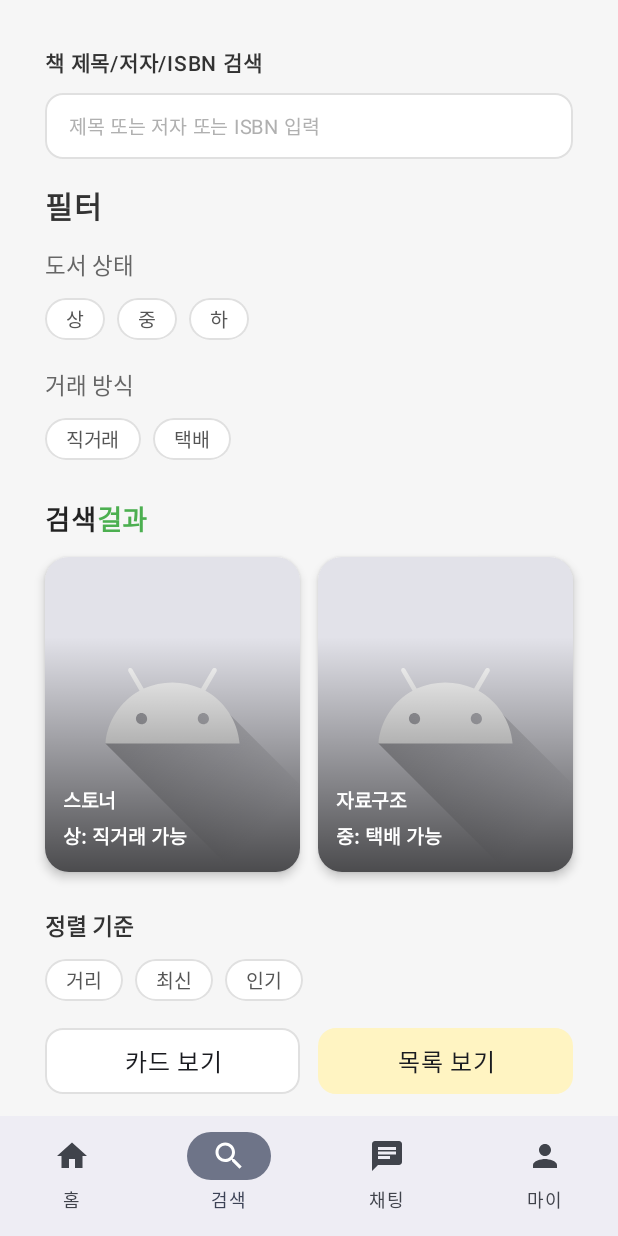
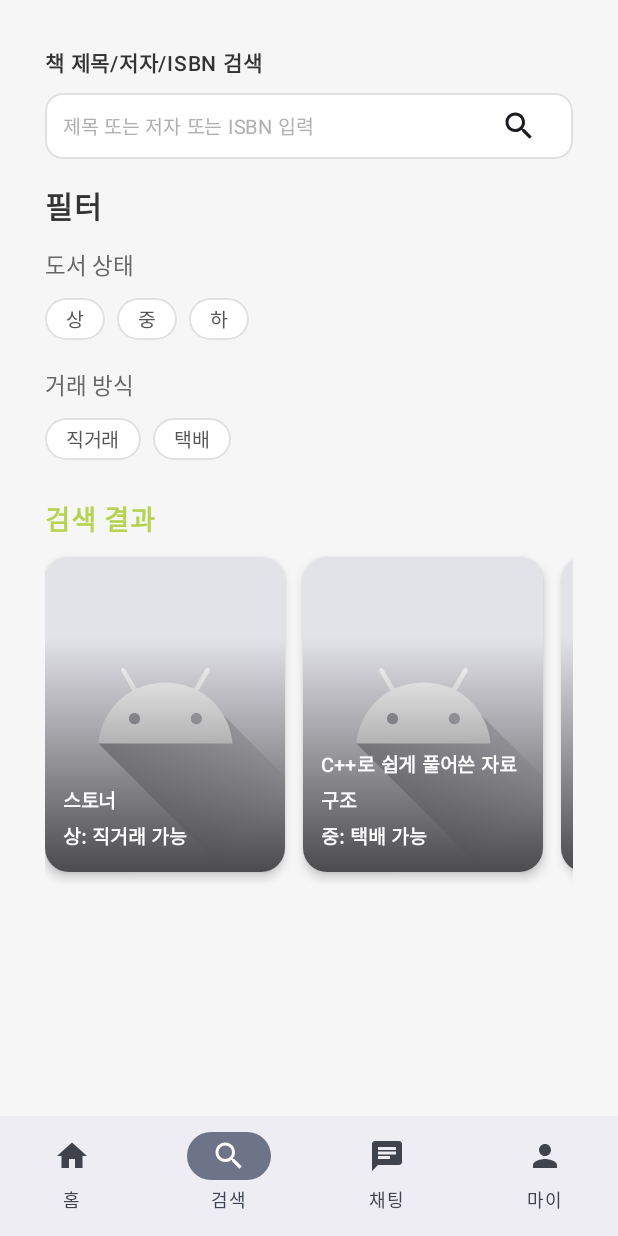
Before and after one commit to boyoung05/object-project, an Android app built with Jetpack Compose: the screen it shows after launch (MainActivity), item 2 of the bottom bar chosen, on a phone screen of 412 x 824 dp. Run offline under Robolectric (Android 15) with nearby library versions, the phone set to English and light mode, and no system bars.

Commit message:
검색 화면 및 검색 로직 구현

```diff
--- a/app/src/main/java/com/example/book/Screens/BookInfo/BookInfo.kt
+++ b/app/src/main/java/com/example/book/Screens/BookInfo/BookInfo.kt
@@ -14,7 +14,9 @@ import androidx.compose.ui.unit.sp
 import androidx.navigation.NavController
 
 @Composable
-fun BookInfoScreen(navController: NavController) {
+fun BookInfoScreen(
+    navController: NavController
+    ) {
     val scrollState = rememberScrollState()
 
     Column(
@@ -24,6 +26,7 @@ fun BookInfoScreen(navController: NavController) {
             .verticalScroll(scrollState)
             .padding(30.dp)
     ) {
+
         // 상단 타이틀
         Text(
             text = "책 정보",
@@ -39,8 +42,8 @@ fun BookInfoScreen(navController: NavController) {
         Spacer(modifier = Modifier.height(24.dp))
 
         // 2. 상태 표시 섹션
-        StatusSection()
-        Spacer(modifier = Modifier.height(24.dp))
+        //StatusSection()
+        //Spacer(modifier = Modifier.height(24.dp))
 
         // 3. 하이라이트 정보
         HighlightSection()
--- a/app/src/main/java/com/example/book/Screens/Search/ResultCardsRow.kt
+++ b/app/src/main/java/com/example/book/Screens/Search/ResultCardsRow.kt
@@ -5,11 +5,15 @@ import androidx.compose.foundation.background
 import androidx.compose.foundation.clickable
 import androidx.compose.foundation.layout.Arrangement
 import androidx.compose.foundation.layout.Box
-import androidx.compose.foundation.layout.Row
+import androidx.compose.foundation.layout.Column
+import androidx.compose.foundation.layout.Spacer
 import androidx.compose.foundation.layout.fillMaxSize
 import androidx.compose.foundation.layout.fillMaxWidth
 import androidx.compose.foundation.layout.height
 import androidx.compose.foundation.layout.padding
+import androidx.compose.foundation.layout.width
+import androidx.compose.foundation.lazy.LazyRow
+import androidx.compose.foundation.lazy.items
 import androidx.compose.foundation.shape.RoundedCornerShape
 import androidx.compose.material3.Card
 import androidx.compose.material3.CardDefaults
@@ -25,34 +29,44 @@ import androidx.compose.ui.res.painterResource
 import androidx.compose.ui.text.font.FontWeight
 import androidx.compose.ui.unit.dp
 import androidx.compose.ui.unit.sp
-import com.example.book.R
+import com.example.book.data.Book
 
 @Composable
 fun ResultCardsRow(
-    onCardClick: () -> Unit
+    books: List<Book>, // 필터링 된 책 리스트
+    onCardClick: (Book) -> Unit // 어떤 책을 클릭했는지 넘겨줌
 ) {
-    Row(
-        modifier = Modifier.fillMaxWidth(),
-        horizontalArrangement = Arrangement.spacedBy(12.dp)
-    ) {
-        val painter1 = painterResource(id = R.drawable.ic_launcher_foreground)
-        val painter2 = painterResource(id = R.drawable.ic_launcher_foreground)
+    Column {
+        Text(
+            text = "검색 결과",
+            fontSize = 18.sp,
+            fontWeight = FontWeight.SemiBold,
+            color = Color(0xFFB5D350)
+        )
+        Spacer(modifier = Modifier.height(12.dp))
 
-        ImageCard(
-            painter = painter1,
-            contentDescription = "예시 책 1",
-            title = "스토너\n상: 직거래 가능",
-            modifier = Modifier.weight(1f),
-            onClick = onCardClick
-        )
+        LazyRow (
+            modifier = Modifier.fillMaxWidth(),
+            horizontalArrangement = Arrangement.spacedBy(12.dp)
 
-        ImageCard(
-            painter = painter2,
-            contentDescription = "예시 책 2",
-            title = "자료구조\n중: 택배 가능",
-            modifier = Modifier.weight(1f),
-            onClick = onCardClick
-        )
+        ) {
+            items(books) { book ->
+                val painter = painterResource(id = book.thumbnailResId)
+
+                ImageCard(
+                    painter = painter,
+                    contentDescription = book.title,
+                    title = "${book.title}\n${book.condition}: ${book.method} 가능",
+                    modifier = Modifier
+                        .width(160.dp)
+                        .height(210.dp),
+                    onClick = { onCardClick(book) }
+                )
+
+            }
+
+        }
+
     }
 }
 
@@ -66,7 +80,6 @@ private fun ImageCard(
 ) {
     Card(
         modifier = modifier
-            .height(210.dp)
             .clickable {onClick()}, // 클릭 시 콜백 실행
         shape = RoundedCornerShape(16.dp),
         elevation = CardDefaults.cardElevation(defaultElevation = 4.dp)
--- a/app/src/main/java/com/example/book/Screens/Search/ResultTitle.kt
+++ /dev/null
@@ -1,29 +0,0 @@
-package com.example.book.Screens.Search
-
-import androidx.compose.material3.Text
-import androidx.compose.runtime.Composable
-import androidx.compose.ui.graphics.Color
-import androidx.compose.ui.text.SpanStyle
-import androidx.compose.ui.text.buildAnnotatedString
-import androidx.compose.ui.text.font.FontWeight
-import androidx.compose.ui.unit.sp
-
-@Composable
-fun ResultTitle() {
-    Text(
-        text = buildAnnotatedString {
-            append("검색")
-            pushStyle(
-                SpanStyle(
-                    color = Color(0xFF4CAF50),
-                    fontWeight = FontWeight.Bold
-                )
-            )
-            append("걸과")
-            pop()
-        },
-        fontSize = 18.sp,
-        fontWeight = FontWeight.SemiBold,
-        color = Color(0xFF222222)
-    )
-}
--- a/app/src/main/java/com/example/book/Screens/Search/Search.kt
+++ b/app/src/main/java/com/example/book/Screens/Search/Search.kt
@@ -4,16 +4,44 @@ import androidx.compose.foundation.background
 import androidx.compose.foundation.layout.*
 import androidx.compose.foundation.rememberScrollState
 import androidx.compose.foundation.verticalScroll
-import androidx.compose.runtime.Composable
+import androidx.compose.runtime.*
 import androidx.compose.ui.Modifier
 import androidx.compose.ui.graphics.Color
 import androidx.compose.ui.unit.dp
-import androidx.navigation.NavHostController
+import androidx.navigation.NavController
+import com.example.book.Screens.BookInfo.BookInfoScreen
+import com.example.book.data.Book
+import com.example.book.data.dummyBooks
 
 @Composable
-fun SearchScreen(
-    navController: NavHostController
-) {
+fun SearchScreen(navController: NavController) {
+    var showBookInfo by remember { mutableStateOf(false) }
+    var query by remember { mutableStateOf("") }
+
+    // 필터 상태 모음
+    var selectedCondition by remember {mutableStateOf("")} // 상, 중, 하
+    var selectedMethod by remember { mutableStateOf("") } // 직거래, 택배
+
+    // 선택된 책
+    var selectedBook by remember { mutableStateOf<Book?>(null) }
+
+    // 전체 책 목록
+    val allBooks = remember { dummyBooks }
+
+    // 필터 + 정렬 적용한 결과 리스트
+    val filteredBooks = allBooks
+        .filter { book ->
+            query.isBlank() ||
+                    book.title.contains(query, ignoreCase = true) ||
+                    book.author.contains(query, ignoreCase = true)
+        }
+        .filter { book ->
+            selectedCondition.isBlank() || book.condition == selectedCondition
+        }
+        .filter { book ->
+            selectedMethod.isBlank() || book.method == selectedMethod
+        }
+
         // 스크롤 가능하게
         val scrollState = rememberScrollState()
 
@@ -22,26 +50,35 @@ fun SearchScreen(
                 .fillMaxSize()
                 .background(Color(0xFFF6F6F6))
                 .verticalScroll(scrollState)
-            .padding(30.dp)
+                .padding(30.dp) // 화면 전체 패딩
         ) {
-        SearchTopBar()
+            // 1. 검색 바 영역
+            SearchTopBar(
+                query = query,
+                onQueryChange = { query = it },
+                onSearch = { keyword ->
+                    // 검색 로직
+                    println("검색 실행: $keyword")
+                }
+            )
+            // 중간 여백
             Spacer(modifier = Modifier.height(16.dp))
-
+            // 2. 필터 영역
             FilterSection()
             Spacer(modifier = Modifier.height(24.dp))
 
-        ResultTitle()
-        Spacer(modifier = Modifier.height(12.dp))
-
+            // 3. 카드형 검색 결과 두 개 정도
             ResultCardsRow(
-            onCardClick = {
-                // ✅ 카드 클릭 시 책 상세 페이지로 이동
-                navController.navigate("bookinfo")
+                books = filteredBooks,
+                onCardClick = { book ->
+                    selectedBook = book // 어떤 책인지 기억
+                    showBookInfo = true // 상세 화면으로 전환
                 }
             )
-
             Spacer(modifier = Modifier.height(24.dp))
 
-        SortSection()
+            // 5. 정렬 기준 + 카드보기/목록보기 버튼 자리
+            // SortSection()
+
         }
     }
--- a/app/src/main/java/com/example/book/Screens/Search/SearchTopBar.kt
+++ b/app/src/main/java/com/example/book/Screens/Search/SearchTopBar.kt
@@ -4,18 +4,33 @@ import androidx.compose.foundation.background
 import androidx.compose.foundation.border
 import androidx.compose.foundation.layout.*
 import androidx.compose.foundation.shape.RoundedCornerShape
+import androidx.compose.foundation.text.BasicTextField
+import androidx.compose.foundation.text.KeyboardActions
+import androidx.compose.foundation.text.KeyboardOptions
+import androidx.compose.material.icons.Icons
+import androidx.compose.material.icons.filled.Search
+import androidx.compose.material3.Icon
+import androidx.compose.material3.IconButton
 import androidx.compose.material3.Text
+import androidx.compose.material3.TextFieldDefaults
 import androidx.compose.runtime.Composable
 import androidx.compose.ui.Alignment
 import androidx.compose.ui.Modifier
 import androidx.compose.ui.graphics.Color
+import androidx.compose.ui.text.TextStyle
 import androidx.compose.ui.text.font.FontWeight
+import androidx.compose.ui.text.input.ImeAction
+import androidx.compose.ui.text.input.KeyboardType
 import androidx.compose.ui.unit.dp
 import androidx.compose.ui.unit.sp
 
 
 @Composable
-fun SearchTopBar() {
+fun SearchTopBar(
+    query: String, // 현재 입력된 검색어
+    onQueryChange: (String) -> Unit, // 글자가 바뀔 때마다 호출
+    onSearch: (String) -> Unit // 검색 버튼/아이콘 눌렀을 때 호출
+) {
     Column {
         Text(
             text = "책 제목/저자/ISBN 검색",
@@ -25,7 +40,6 @@ fun SearchTopBar() {
         )
         Spacer(modifier = Modifier.height(8.dp))
 
-        // 진짜 TextField 대신 Box + Text로 구조만
         Box(
             modifier = Modifier
                 .fillMaxWidth()
@@ -36,14 +50,58 @@ fun SearchTopBar() {
                     color = Color(0xFFE0E0E0),
                     shape = RoundedCornerShape(12.dp)
                 )
-                .padding(horizontal = 16.dp),
+                .padding(horizontal = 12.dp),
             contentAlignment = Alignment.CenterStart
         ) {
-            Text(
-                text = "제목 또는 저자 또는 ISBN 입력",
-                color = Color(0xFFB0B0B0),
-                fontSize = 13.sp
-            )
+            Row(
+                modifier = Modifier.fillMaxWidth(),
+                verticalAlignment = Alignment.CenterVertically
+            ) {
+                BasicTextField(
+                    value = query,
+                    onValueChange = onQueryChange,
+                    modifier = Modifier
+                        .weight(1f)
+                        .fillMaxHeight(),
+                    singleLine = true,
+                    textStyle = TextStyle(
+                        fontSize = 15.sp,
+                        color = Color(0xFF333333)
+                    ),
+                    keyboardOptions = KeyboardOptions(
+                        imeAction = ImeAction.Search,
+                        keyboardType = KeyboardType.Text
+                    ),
+                    keyboardActions = KeyboardActions(
+                        onSearch = {
+                            onSearch(query)
+                        }
+                    ),
+                    decorationBox = { innerTextField ->
+                        Box(
+                            modifier = Modifier.fillMaxHeight(),
+                            contentAlignment = Alignment.CenterStart
+                        ){
+                            if(query.isEmpty()) {
+                                Text(
+                                    text = "제목 또는 저자 또는 ISBN 입력",
+                                    color = Color(0xFFB0B0B0),
+                                    fontSize = 13.sp
+                                )
+                            }
+                            innerTextField()
+                        }
+                    }
+                )
+                IconButton(
+                    onClick = {onSearch(query)}
+                ) {
+                    Icon(
+                        imageVector = Icons.Default.Search,
+                        contentDescription = "검색"
+                    )
+                }
+            }
         }
     }
 }
--- /dev/null
+++ b/app/src/main/java/com/example/book/data/Book.kt
@@ -0,0 +1,11 @@
+package com.example.book.data
+
+data class Book(
+    val id: Int,
+    val title: String,
+    val author: String,
+    val thumbnailResId: Int,
+    val condition: String, // 상, 중, 하
+    val method: String, // 직거래, 택배,
+    val publisher: String // 출판사
+)
--- /dev/null
+++ b/app/src/main/java/com/example/book/data/dummybooks.kt
@@ -0,0 +1,60 @@
+package com.example.book.data
+
+import com.example.book.R
+
+val dummyBooks = listOf(
+    Book(
+        id = 1,
+        title = "스토너",
+        author = "존 윌리엄스",
+        thumbnailResId = R.drawable.ic_launcher_foreground,
+        condition = "상",
+        method = "직거래",
+        publisher = "알에이치코리아"
+    ),
+    Book(
+        id = 2,
+        title = "C++로 쉽게 풀어쓴 자료구조",
+        author = "천인국, 최영규",
+        thumbnailResId = R.drawable.ic_launcher_foreground,
+        condition = "중",
+        method = "택배",
+        publisher = "생능출판"
+    ),
+    Book(
+        id = 3,
+        title = "절창",
+        author = "구병모",
+        thumbnailResId = R.drawable.ic_launcher_foreground,
+        condition = "상",
+        method = "택배",
+        publisher = "문학동네"
+    ),
+    Book(
+        id = 4,
+        title = "월든",
+        author = "헨리 데이비드 소로",
+        thumbnailResId = R.drawable.ic_launcher_foreground,
+        condition = "중",
+        method = "직거래",
+        publisher = "은행나무"
+    ),
+    Book(
+        id = 5,
+        title = "항공우주산업",
+        author = "허희영",
+        thumbnailResId = R.drawable.ic_launcher_foreground,
+        condition = "중",
+        method = "택배",
+        publisher = "북넷"
+    ),
+    Book(
+        id = 6,
+        title = "항공우주학개론",
+        author = "한국항공우주학회",
+        thumbnailResId = R.drawable.ic_launcher_foreground,
+        condition = "중",
+        method = "택배",
+        publisher = "경문사"
+    )
+)
```
Lines whose indentation alone changed are shown as unchanged.
